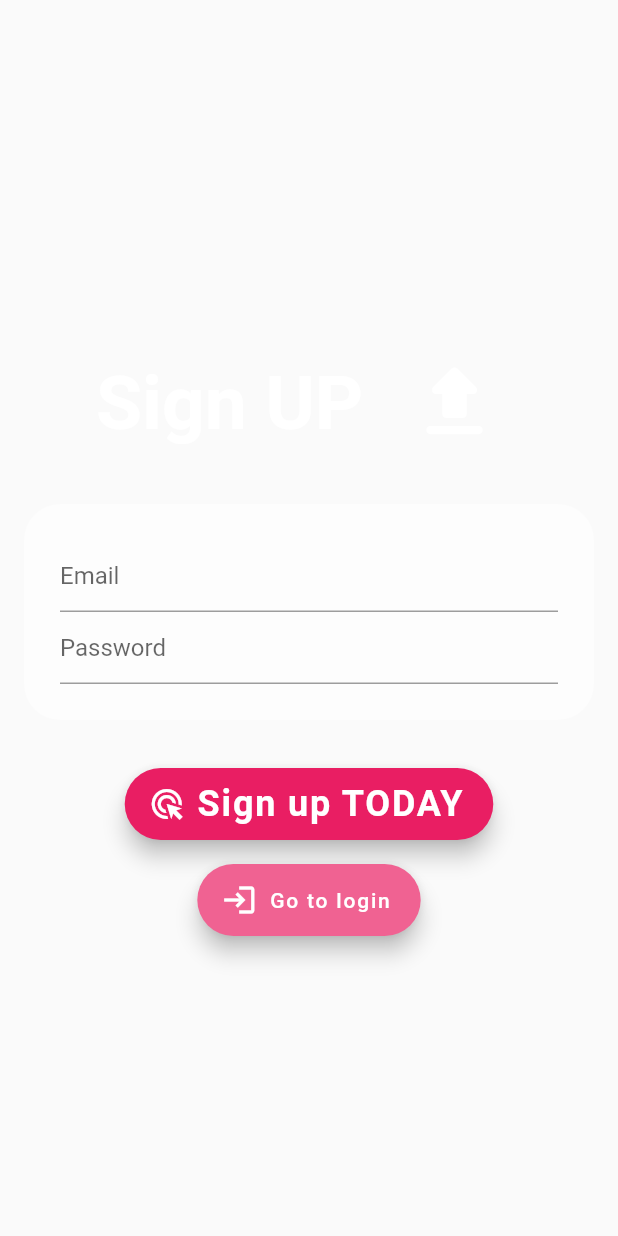
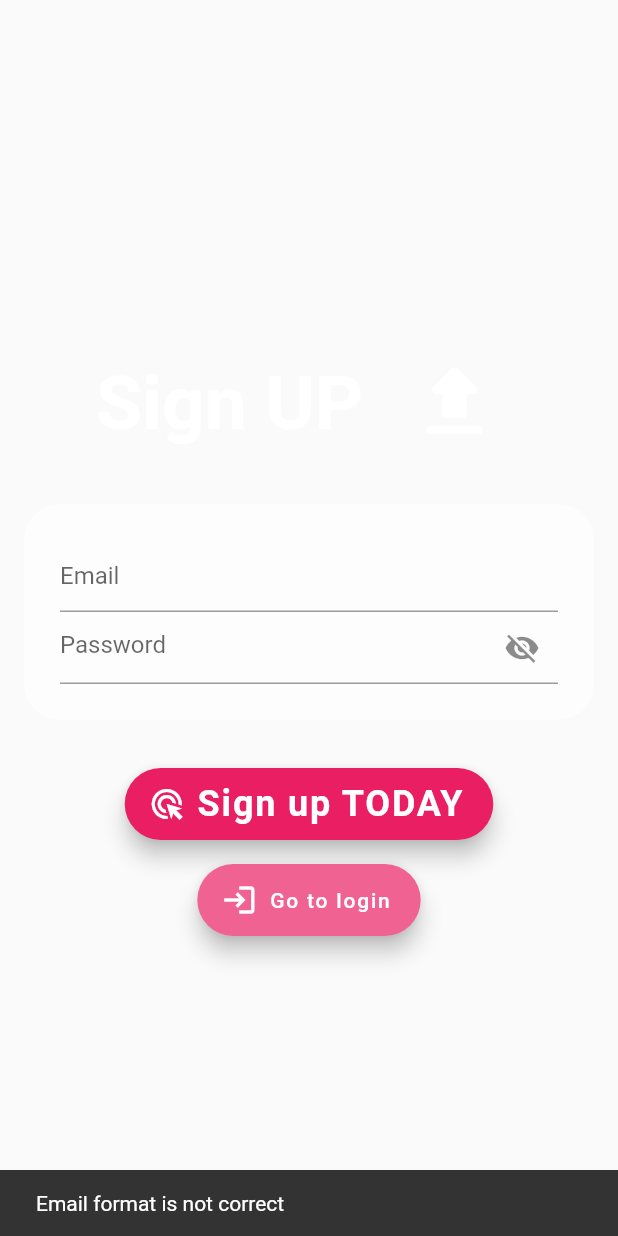
Before and after one commit to KajcsaRenataGabriela/E-commerce-App---Disertation, a Flutter app: the screen it shows after launch, after a tap on "Create a NEW account", after a tap on "Sign up TODAY", on a phone screen of 412 x 824 dp. Run offline on Flutter 3.47's test engine with Material 2 defaults, Android fonts, the phone set to English and light mode, and no system bars; our stand-ins replace cached_network_image, cloud_firestore, firebase_auth, firebase_core, firebase_storage, flutter_redux and 5 more; missing offline and left inert: animate_gradient, coupon_uikit, flutter_locker, flutter_phone_direct_caller, open_mail_app, redux_epics; accounts and stored records are empty.

Commit message:
added pw visibility toggle

```diff
--- a/lib/src/presentation/create_user_page.dart
+++ b/lib/src/presentation/create_user_page.dart
@@ -16,15 +16,20 @@ class CreateUserPage extends StatefulWidget {
 class _CreateUserPageState extends State<CreateUserPage> {
   final TextEditingController _email = TextEditingController();
   final TextEditingController _password = TextEditingController();
+  bool _isPasswordVisible = false;
 
   void _onNext() {
     final String email = _email.text;
     final String password = _password.text;
 
-    if (!email.contains('@')) {
+    if (!email.contains('@') && !email.contains('.')) {
+      ScaffoldMessenger.of(context).showSnackBar(
+          const SnackBar(content: Text('Email format is not correct')));
       return;
     }
     if (password.length < 6) {
+      ScaffoldMessenger.of(context)
+          .showSnackBar(const SnackBar(content: Text('Password is too weak.')));
       return;
     }
     StoreProvider.of<AppState>(context).dispatch(
@@ -104,10 +109,24 @@ class _CreateUserPageState extends State<CreateUserPage> {
                               ),
                               TextField(
                                 controller: _password,
-                                obscureText: true,
+                                obscureText: !_isPasswordVisible,
                                 keyboardType: TextInputType.visiblePassword,
-                                decoration:
-                                    const InputDecoration(hintText: 'Password'),
+                                decoration: InputDecoration(
+                                  hintText: 'Password',
+                                  suffixIcon: IconButton(
+                                    icon: Icon(
+                                      _isPasswordVisible
+                                          ? Icons.visibility
+                                          : Icons.visibility_off,
+                                    ),
+                                    onPressed: () {
+                                      setState(() {
+                                        _isPasswordVisible =
+                                            !_isPasswordVisible;
+                                      });
+                                    },
+                                  ),
+                                ),
                               ),
                             ],
                           ),
--- a/lib/src/presentation/login_page.dart
+++ b/lib/src/presentation/login_page.dart
@@ -16,6 +16,7 @@ class LoginPage extends StatefulWidget {
 class _LoginPageState extends State<LoginPage> {
   final TextEditingController _email = TextEditingController();
   final TextEditingController _password = TextEditingController();
+  bool _isPasswordVisible = false;
 
   void _onNext() {
     final String email = _email.text;
@@ -107,10 +108,24 @@ class _LoginPageState extends State<LoginPage> {
                               ),
                               TextField(
                                 controller: _password,
+                                obscureText: !_isPasswordVisible,
                                 keyboardType: TextInputType.visiblePassword,
-                                obscureText: true,
-                                decoration:
-                                    const InputDecoration(hintText: 'Password'),
+                                decoration: InputDecoration(
+                                  hintText: 'Password',
+                                  suffixIcon: IconButton(
+                                    icon: Icon(
+                                      _isPasswordVisible
+                                          ? Icons.visibility
+                                          : Icons.visibility_off,
+                                    ),
+                                    onPressed: () {
+                                      setState(() {
+                                        _isPasswordVisible =
+                                            !_isPasswordVisible;
+                                      });
+                                    },
+                                  ),
+                                ),
                               ),
                             ],
                           ),
```
